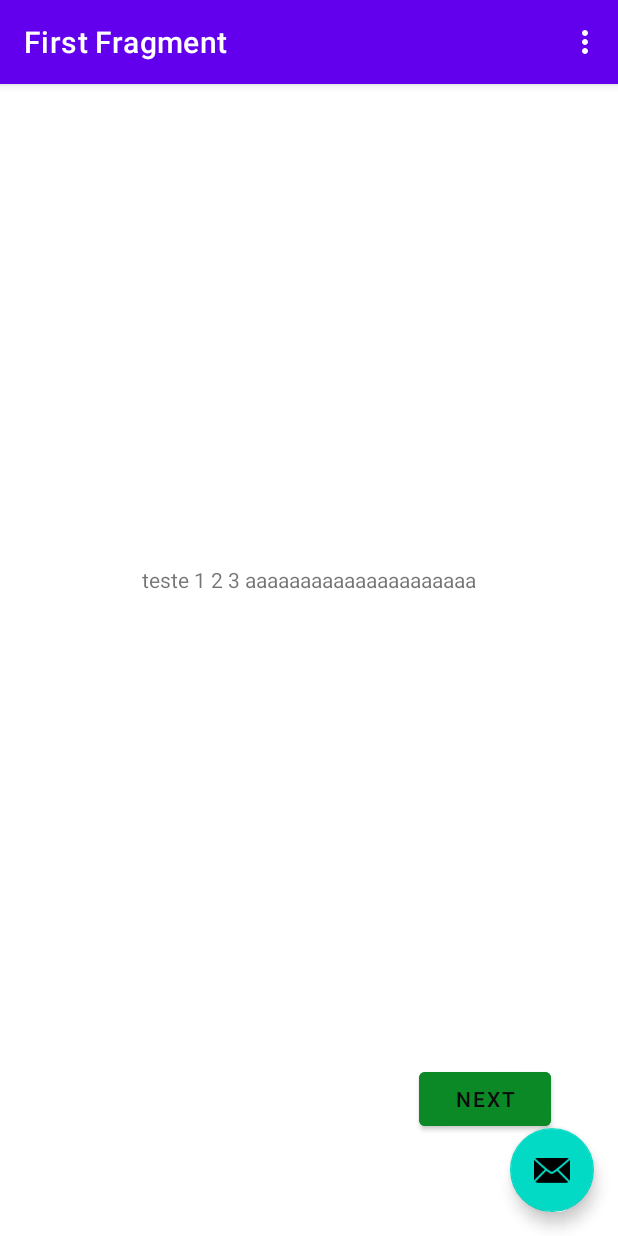
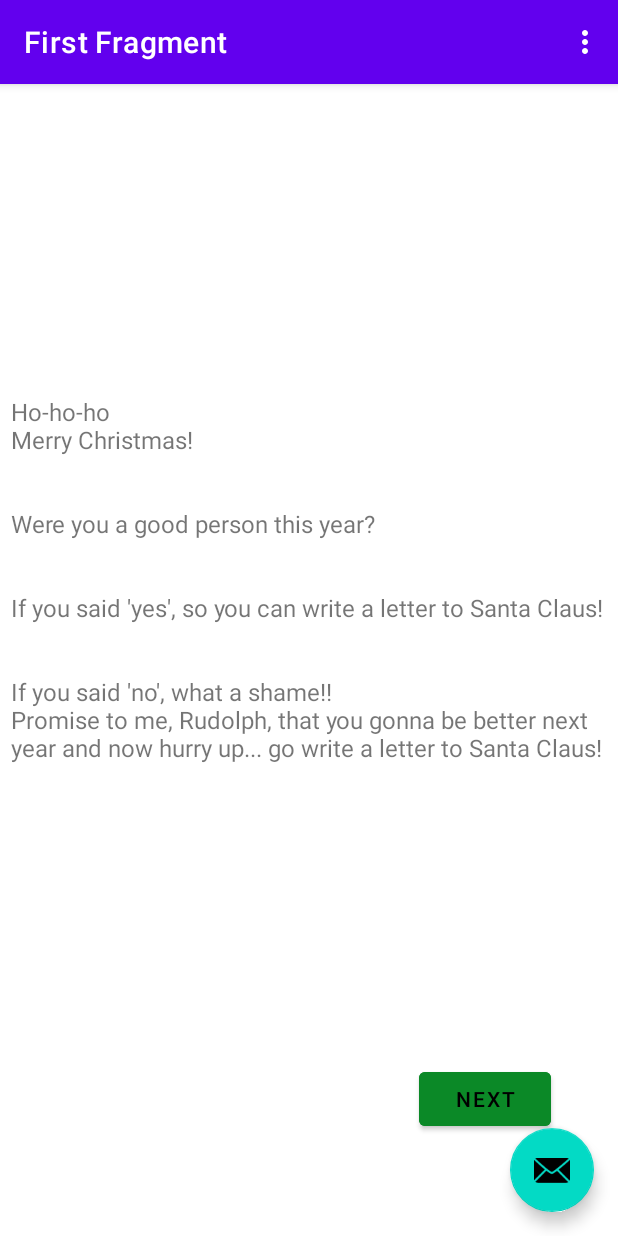
Before and after one commit to AkaciaPark/xmas-letter, an Android app: the screen it shows after launch (MainActivity), on a phone screen of 412 x 824 dp. Run offline under Robolectric (Android 15) with nearby library versions, the phone set to English and light mode, and no system bars; our stand-ins replace navigation-ui.

Commit message:
added text on first fragment

```diff
--- a/app/src/main/res/layout/fragment_first.xml
+++ b/app/src/main/res/layout/fragment_first.xml
@@ -6,13 +6,19 @@
     android:layout_height="match_parent"
     android:fillViewport="true"
     android:padding="7dp"
-    tools:context=".FirstFragment">
+    tools:context=".FirstFragment"
+
+    >
 
     <TextView
         android:id="@+id/textview_first"
         android:layout_width="wrap_content"
         android:layout_height="wrap_content"
-        android:text="teste 1 2 3 aaaaaaaaaaaaaaaaaaaaa"
+        android:text="Ho-ho-ho \nMerry Christmas!\n\n\nWere you a good person this year?
+        \n\n\nIf you said 'yes', so you can write a letter to Santa Claus!
+        \n\n\nIf you said 'no', what a shame!!\nPromise to me, Rudolph, that you gonna be better next
+         year and now hurry up... go write a letter to Santa Claus!"
+        android:textSize="16dp"
         app:layout_constraintBottom_toTopOf="@id/button_first"
         app:layout_constraintEnd_toEndOf="parent"
         app:layout_constraintStart_toStartOf="parent"
@@ -25,7 +31,7 @@
         android:layout_marginBottom="60dp"
         android:backgroundTint="#0B8927"
         android:text="Next"
-        android:textColor="#0C0C0C"
+        android:textColor="#000000"
         app:layout_constraintBottom_toBottomOf="parent"
         app:layout_constraintEnd_toEndOf="parent"
         app:layout_constraintHorizontal_bias="0.879"
```
Also changed, not shown: app/src/main/res/drawable-nodpi/background5m.jpeg (added).
